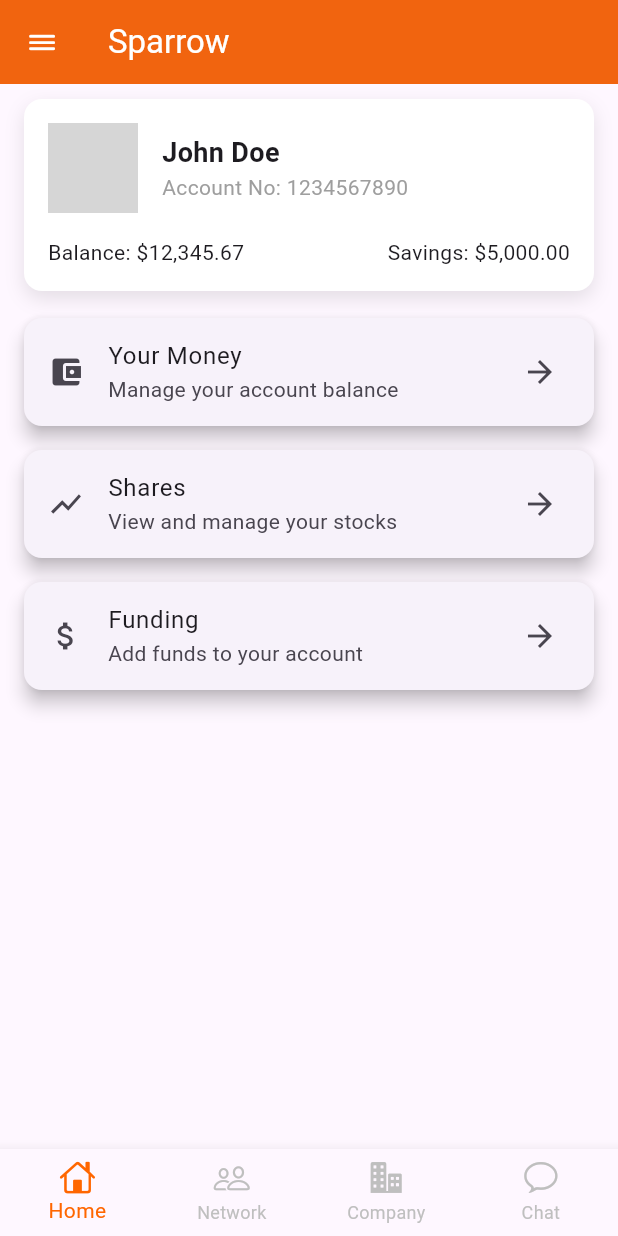
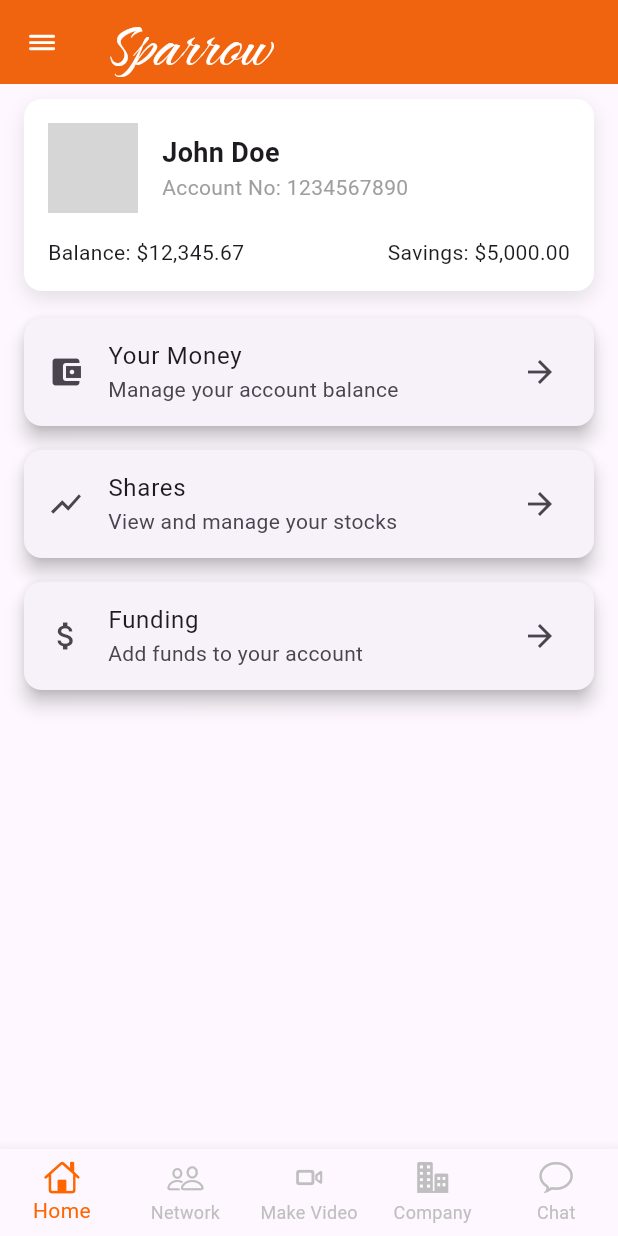
Before and after one commit to ITsparr/star-industry, a Flutter app: the screen it shows after launch, on a phone screen of 412 x 824 dp. Run offline on Flutter 3.47's test engine with Material 3 defaults, Android fonts, the phone set to English and light mode, and no system bars; our stand-ins replace image_picker, shimmer; network calls fail; grey boxes are pictures that could not be loaded.

```diff
--- a/lib/element/bottom_navgation_item/home_page_content.dart
+++ b/lib/element/bottom_navgation_item/home_page_content.dart
@@ -86,7 +86,7 @@ class HomePageContent extends StatelessWidget {
                   margin: const EdgeInsets.symmetric(vertical: 8.0),
                   elevation: 5,
                   child: ListTile(
-                    leading: Icon(Icons.account_balance_wallet),
+                    leading: const Icon(Icons.account_balance_wallet),
                     title: const Text('Your Money'),
                     subtitle: const Text('Manage your account balance'),
                     trailing: const Icon(Icons.arrow_forward),
@@ -101,7 +101,7 @@ class HomePageContent extends StatelessWidget {
                   margin: const EdgeInsets.symmetric(vertical: 8.0),
                   elevation: 5,
                   child: ListTile(
-                    leading: Icon(Icons.show_chart),
+                    leading: const Icon(Icons.show_chart),
                     title: const Text('Shares'),
                     subtitle: const Text('View and manage your stocks'),
                     trailing: const Icon(Icons.arrow_forward),
@@ -116,7 +116,7 @@ class HomePageContent extends StatelessWidget {
                   margin: const EdgeInsets.symmetric(vertical: 8.0),
                   elevation: 5,
                   child: ListTile(
-                    leading: Icon(Icons.attach_money),
+                    leading: const Icon(Icons.attach_money),
                     title: const Text('Funding'),
                     subtitle: const Text('Add funds to your account'),
                     trailing: const Icon(Icons.arrow_forward),
--- /dev/null
+++ b/lib/element/bottom_navgation_item/make_video_page_content.dart
@@ -0,0 +1,42 @@
+import 'package:flutter/material.dart';
+import 'package:image_picker/image_picker.dart';
+
+class MakeVideoPageContent extends StatelessWidget {
+  const MakeVideoPageContent({super.key});
+
+  Future<void> _pickVideoFromGallery(BuildContext context) async {
+    final ImagePicker picker = ImagePicker();
+    final XFile? video = await picker.pickVideo(source: ImageSource.gallery);
+
+    if (video != null) {
+      // Handle the selected video file
+      print('Picked video: ${video.path}');
+      ScaffoldMessenger.of(context).showSnackBar(
+        SnackBar(content: Text('Selected video: ${video.name}')),
+      );
+    } else {
+      // User canceled the picker
+      print('No video selected.');
+    }
+  }
+
+  @override
+  Widget build(BuildContext context) {
+    return Scaffold(
+      appBar: AppBar(
+        title: const Text('Make Video'),
+        centerTitle: true,
+        backgroundColor: const Color(0xFFFF6600), // UC Orange
+      ),
+      body: Center(
+        child: ElevatedButton(
+          onPressed: () => _pickVideoFromGallery(context),
+          style: ElevatedButton.styleFrom(
+            backgroundColor: const Color(0xFFFF6600),
+          ),
+          child: const Text('Open Gallery'),
+        ),
+      ),
+    );
+  }
+}
--- a/lib/screens/home_page.dart
+++ b/lib/screens/home_page.dart
@@ -5,6 +5,7 @@ import 'package:flutter_application_1/element/bottom_navgation_item/chat_page_co
 import 'package:flutter_application_1/element/bottom_navgation_item/home_page_content.dart';
 import 'package:flutter_application_1/element/bottom_navgation_item/my_company_page_content.dart';
 import 'package:flutter_application_1/element/bottom_navgation_item/my_network_page_content.dart';
+import 'package:flutter_application_1/element/bottom_navgation_item/make_video_page_content.dart';
 
 class HomePage extends StatefulWidget {
   const HomePage({super.key});
@@ -20,6 +21,7 @@ class _HomePageState extends State<HomePage> {
   final List<Widget> _pages = [
     const HomePageContent(),
     const MyNetworkPageContent(),
+    const MakeVideoPageContent(),
     const MyCompanyPageContent(),
     const ChatPageContent(),
   ];
@@ -29,7 +31,6 @@ class _HomePageState extends State<HomePage> {
     return Scaffold(
       // Conditional AppBar: Only show AppBar when on Home (index 0)
       appBar: _currentIndex == 0
-          // Check if we're on the Home page
           ? AppBar(
               backgroundColor: const Color(0xFFFF6600), // UC Orange
               elevation: 4.0,
@@ -43,8 +44,12 @@ class _HomePageState extends State<HomePage> {
                 ),
               ),
               title: const Text(
-                'Sparrow', // Title added here
-                style: TextStyle(color: Colors.white),
+                'Sparrow',
+                style: TextStyle(
+                  fontFamily: 'Caramel', // Custom font
+                  fontSize: 50, // Font size
+                  color: Colors.white, // Font color
+                ),
               ),
             )
           : null, // If not on Home, set AppBar to null (hide it)
@@ -76,6 +81,10 @@ class _HomePageState extends State<HomePage> {
             label: 'Network',
           ),
           BottomNavigationBarItem(
+            icon: Icon(CupertinoIcons.video_camera),
+            label: 'Make Video', // New item
+          ),
+          BottomNavigationBarItem(
             icon: Icon(CupertinoIcons.building_2_fill),
             label: 'Company',
           ),
```
Also changed, not shown: lib/element/bottom_navgation_item/chat_page_content.dart (+16 -1 lines), lib/element/bottom_navgation_item/my_company_page_content.dart (+24 -58 lines), lib/starting_screen/splash_screen.dart (+3 -5 lines), pubspec.yaml (+6 -4 lines), fonts/Caramel-Regular.ttf (added), pubspec.lock, 7 other files.
